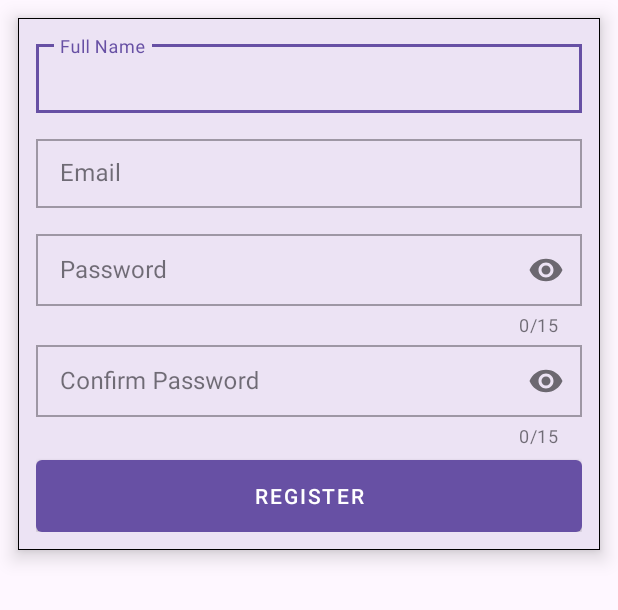
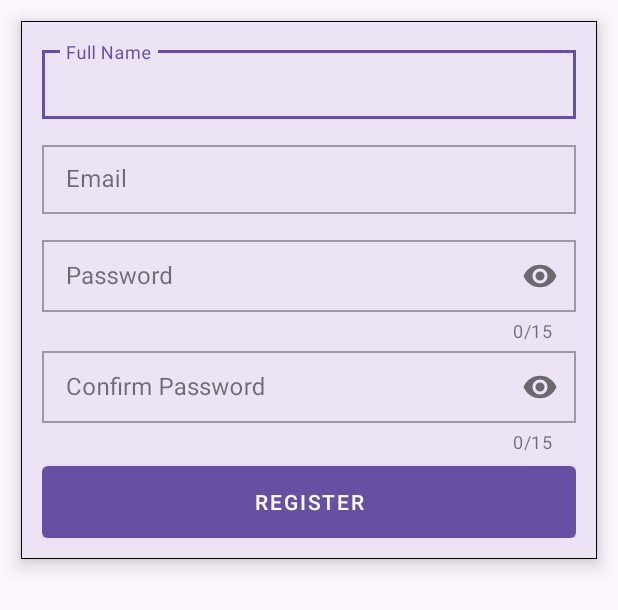
Before and after one commit to KristelJeanneB/BuyIn-SellOut-App, an Android app: the layout activity_register.xml on its own in the app's theme, with its tools: preview values and no code run, on a phone screen of 412 x 824 dp. Shown: the top 610 px of the screen. Run offline under Robolectric (Android 15) with nearby library versions, the phone set to English and light mode, and no system bars.

Commit message:
register xml

```diff
--- a/app/src/main/res/layout/activity_register.xml
+++ b/app/src/main/res/layout/activity_register.xml
@@ -9,7 +9,7 @@
     <com.google.android.material.card.MaterialCardView
         android:layout_width="match_parent"
         android:layout_height="wrap_content"
-        android:layout_margin="12dp"
+        android:layout_margin="14dp"
         app:cardCornerRadius="0dp"
         app:cardElevation="8dp"
         app:strokeColor="@color/black"
@@ -18,7 +18,7 @@
         <LinearLayout
             android:layout_width="match_parent"
             android:layout_height="wrap_content"
-            android:layout_margin="12dp"
+            android:layout_margin="14dp"
             android:orientation="vertical">
 
             <com.google.android.material.textfield.TextInputLayout
```
